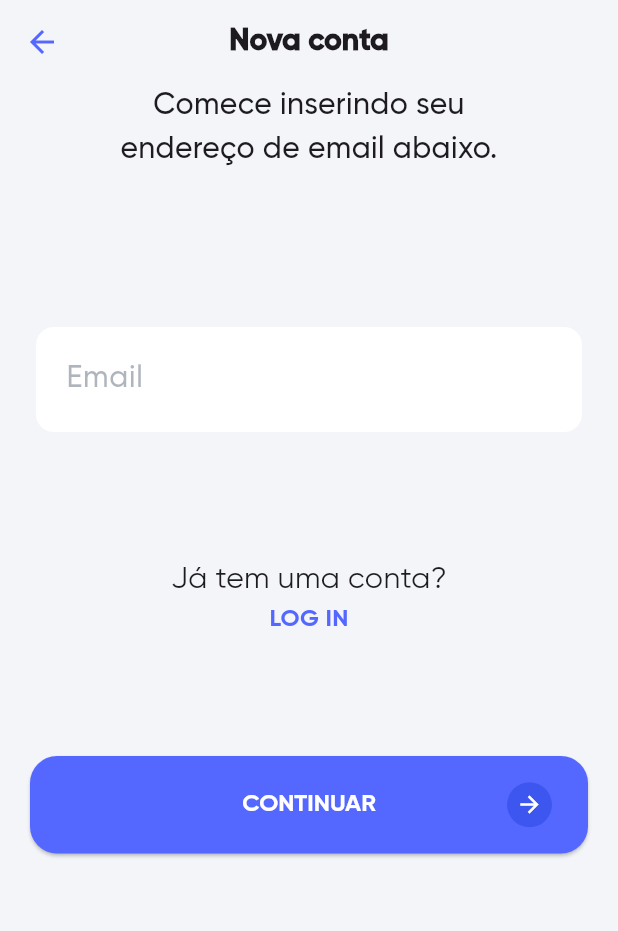
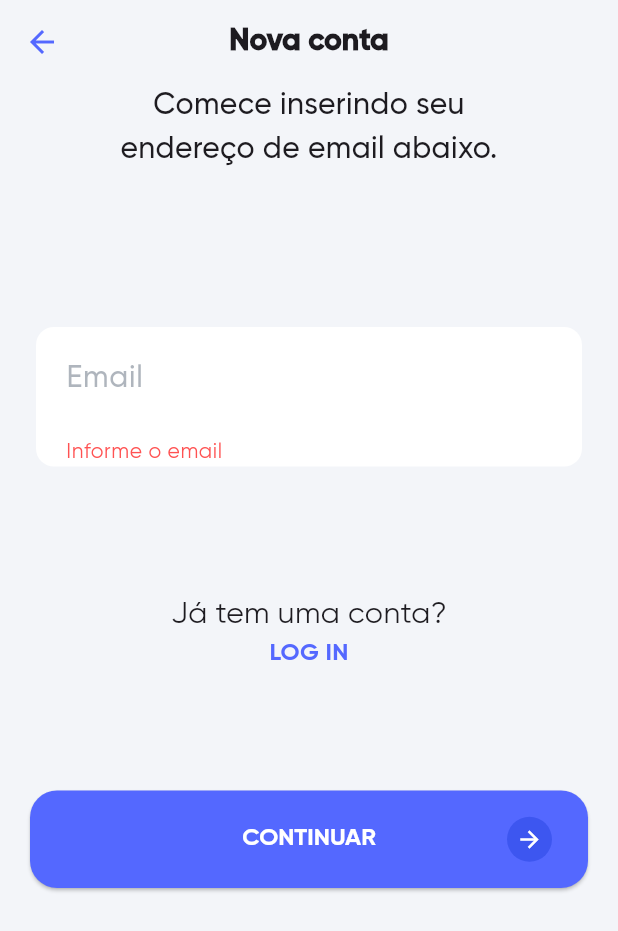
Before and after one commit to keikezon/coursezy-flutter, a Flutter app: the screen it shows after launch, after a tap on "CONTINUAR", on a phone screen of 412 x 824 dp. Shown: the top 931 px of the screen. Run offline on Flutter 3.47's test engine with Material 3 defaults, Android fonts, the phone set to English and light mode, and no system bars; our stand-ins replace flutter_riverpod, go_router; accounts and stored records are empty.

Commit message:
Validated sign in form

```diff
--- a/lib/features/auth/presentation/pages/sign_in_page.dart
+++ b/lib/features/auth/presentation/pages/sign_in_page.dart
@@ -1,5 +1,6 @@
 import 'package:coursezy/features/auth/presentation/validators/auth_validators.dart';
 import 'package:coursezy/generated/l10n.dart';
+import 'package:coursezy/router.dart';
 import 'package:coursezy/shared/styles/colors.dart';
 import 'package:coursezy/shared/styles/text.dart';
 import 'package:coursezy/shared/widgets/custom_button.dart';
@@ -20,19 +21,22 @@ class _SignInPageState extends ConsumerState<SignInPage> {
   final _formKey = GlobalKey<FormState>();
   final TextEditingController _emailController = TextEditingController();
   final TextEditingController _passwordController = TextEditingController();
+  var finalStep = false;
 
-  void _continue() {
-    print("teste");
+  void _continueStep1() {
+    if (_formKey.currentState!.validate() == true) {
+      setState(() {
+        finalStep = true;
+      });
+    }
+  }
+
+  void _continueStep2() async {
+    if (_formKey.currentState!.validate()) {
       final email = _emailController.text;
       final password = _passwordController.text;
-    print(_formKey.currentState!.validate());
-    if (_formKey.currentState!.validate()) {
-      ref.read(authProvider.notifier).create(email, password);
-    } else {
-      // Show error message
-      ScaffoldMessenger.of(
-        context,
-      ).showSnackBar(SnackBar(content: Text(S.of(context).fillAllFields)));
+      await ref.read(authProvider.notifier).create(email, password);
+      router.push('/login');
     }
   }
 
@@ -46,46 +50,50 @@ class _SignInPageState extends ConsumerState<SignInPage> {
 
   @override
   Widget build(BuildContext context) {
-    final authState = ref.watch(authProvider);
-
     return Scaffold(
       backgroundColor: AppColor.backgroundPrimary,
       appBar: AppBar(
         centerTitle: true,
-        title: authState.when(
-          data:
-              (user) => Text(
-                user?.email == null
-                    ? S.of(context).newAccount
-                    : S.of(context).newPassword,
+        title: Text(
+          !finalStep ? S.of(context).newAccount : S.of(context).newPassword,
           style: TextStyles.gilroyBold,
-              ),
-          loading: () => const SizedBox.shrink(),
-          error:
-              (e, _) =>
-                  Text(S.of(context).newAccount, style: TextStyles.gilroyBold),
         ),
         backgroundColor: AppColor.backgroundPrimary,
         leading: IconButton(
           icon: const Icon(Icons.arrow_back, color: AppColor.bluePrimary),
           onPressed: () {
-            // handle the press
+            if (!finalStep) {
+              if (context.canPop()) {
+                context.pop();
+              } else {
+                setState(() {
+                  finalStep = false;
+                  _emailController.clear();
+                  _passwordController.clear();
+                });
+                context.push('/login');
+              }
+            } else {
+              setState(() {
+                finalStep = false;
+                _passwordController.clear();
+              });
+              context.pushReplacement('/sign-in');
+            }
           },
         ),
       ),
       body: Center(
         child: Padding(
           padding: const EdgeInsets.only(left: 20, right: 20, top: 0),
-          child: authState.when(
-            data: (user) {
-              return Column(
+          child: Column(
             children: [
               Center(
                 child: Container(
                   width: 280,
                   alignment: Alignment.topCenter,
                   child: Text(
-                        user?.email == null
+                    !finalStep
                         ? S.of(context).newAccountTitle
                         : S.of(context).newPasswordTitle,
                     style: TextStyles.gilroyMedium,
@@ -104,7 +112,7 @@ class _SignInPageState extends ConsumerState<SignInPage> {
                       shadowColor: AppColor.backgroundPrimary,
                       child: Column(
                         children: [
-                              user?.email == null
+                          !finalStep
                               ? CustomTextField(
                                 controller: _emailController,
                                 label: S.of(context).email,
@@ -119,10 +127,7 @@ class _SignInPageState extends ConsumerState<SignInPage> {
                                     child: Text(
                                       _obscurePassword
                                           ? S.of(context).show.toUpperCase()
-                                              : S
-                                                  .of(context)
-                                                  .hide
-                                                  .toUpperCase(),
+                                          : S.of(context).hide.toUpperCase(),
                                       style: TextStyles.gilroyBoldAlpha,
                                     ),
                                   ),
@@ -151,17 +156,13 @@ class _SignInPageState extends ConsumerState<SignInPage> {
                     const SizedBox(height: 80),
                     CustomButton(
                       label: S.of(context).continueBtn,
-                          onPressed: () => _continue,
+                      onPressed: !finalStep ? _continueStep1 : _continueStep2,
                       showIcon: true,
                     ),
                   ],
                 ),
               ),
             ],
-              );
-            },
-            loading: () => const Center(child: CircularProgressIndicator()),
-            error: (e, _) => Text('Error: $e'),
           ),
         ),
       ),
--- a/lib/shared/styles/colors.dart
+++ b/lib/shared/styles/colors.dart
@@ -7,4 +7,5 @@ class AppColor {
   static const Color bluePrimary = Color(0xFF5468FF);
   static const Color grayPrimary = Color(0xFF344356);
   static const Color blueButton = Color(0xFF3D56F0);
+  static const Color red = Colors.redAccent;
 }
--- a/lib/shared/styles/text.dart
+++ b/lib/shared/styles/text.dart
@@ -36,4 +36,10 @@ class TextStyles {
     fontFamily: 'Gilroy-Regular',
     fontSize: 20,
   );
+
+  static TextStyle errorField = TextStyle(
+    fontFamily: 'Gilroy-Regular',
+    fontSize: 14,
+    color: AppColor.red,
+  );
 }
--- a/lib/shared/widgets/custom_button.dart
+++ b/lib/shared/widgets/custom_button.dart
@@ -34,9 +34,7 @@ class CustomButton extends StatelessWidget {
           foregroundColor: AppColor.white,
           textStyle: TextStyles.gilroyBold16,
         ),
-        onPressed: () async {
-          onPressed();
-        },
+        onPressed: onPressed,
         child: Stack(
           alignment: Alignment.center,
           children: [
--- a/lib/shared/widgets/custom_textfield.dart
+++ b/lib/shared/widgets/custom_textfield.dart
@@ -22,6 +22,12 @@ class CustomTextField extends StatelessWidget {
     return TextFormField(
       controller: controller,
       validator: validator,
+      errorBuilder:
+          (context, errorText) => Container(
+            padding: const EdgeInsets.only(top: 0, bottom: 0),
+            margin: const EdgeInsets.only(top: 0, bottom: 0),
+            child: Text(errorText, style: TextStyles.errorField),
+          ),
       decoration: InputDecoration(
         suffixIcon: suffixIcon,
         contentPadding: const EdgeInsets.all(20),
```
Lines whose indentation alone changed are shown as unchanged.
